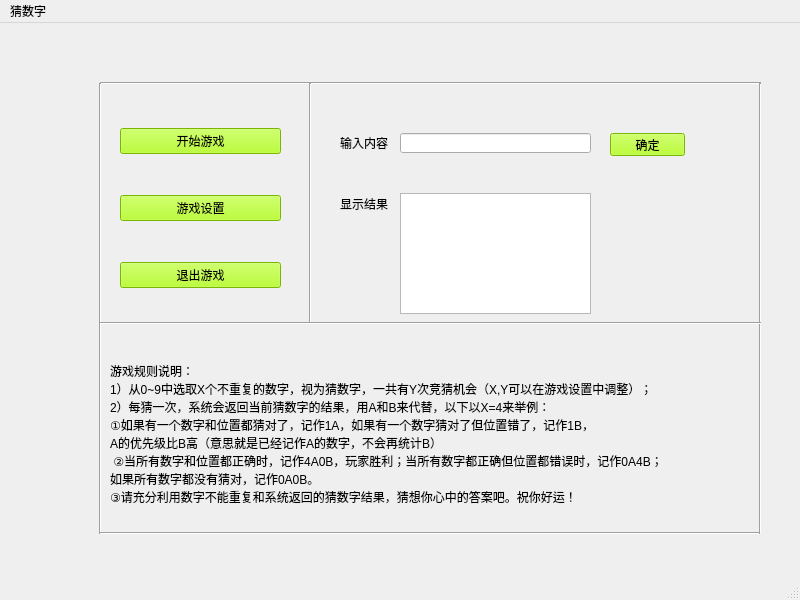
Before: the Qt Designer form productBox/GuessNumber/guessNumberWindow.ui in dumao99read/GoodGoodStudy, drawn with Qt 5.
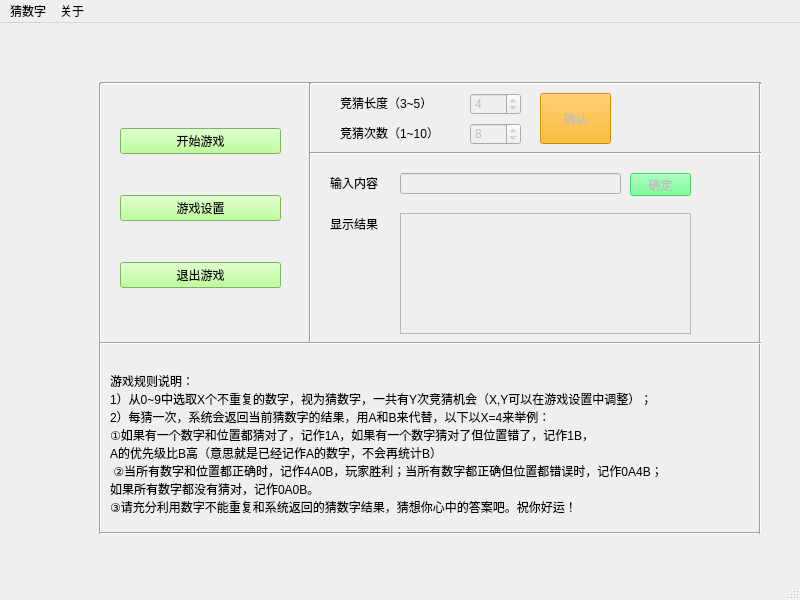
After: the same form once the commit is applied.

The edit to the form file:
```diff
--- a/productBox/GuessNumber/guessNumberWindow.ui
+++ b/productBox/GuessNumber/guessNumberWindow.ui
@@ -71,8 +71,8 @@
      <rect>
       <x>110</x>
       <y>320</y>
-      <width>601</width>
-      <height>181</height>
+      <width>621</width>
+      <height>201</height>
      </rect>
     </property>
     <property name="styleSheet">
@@ -92,9 +92,9 @@
    <widget class="QLabel" name="label_2">
     <property name="geometry">
      <rect>
-      <x>340</x>
-      <y>110</y>
-      <width>91</width>
+      <x>330</x>
+      <y>150</y>
+      <width>71</width>
       <height>21</height>
      </rect>
     </property>
@@ -108,7 +108,7 @@
       <x>300</x>
       <y>60</y>
       <width>20</width>
-      <height>241</height>
+      <height>261</height>
      </rect>
     </property>
     <property name="orientation">
@@ -119,7 +119,7 @@
     <property name="geometry">
      <rect>
       <x>100</x>
-      <y>290</y>
+      <y>310</y>
       <width>661</width>
       <height>20</height>
      </rect>
@@ -131,8 +131,8 @@
    <widget class="QLabel" name="label_3">
     <property name="geometry">
      <rect>
-      <x>340</x>
-      <y>170</y>
+      <x>330</x>
+      <y>190</y>
       <width>91</width>
       <height>21</height>
      </rect>
@@ -142,31 +142,49 @@
     </property>
    </widget>
    <widget class="QLineEdit" name="lineEdit">
+    <property name="enabled">
+     <bool>false</bool>
+    </property>
     <property name="geometry">
      <rect>
       <x>400</x>
-      <y>110</y>
-      <width>191</width>
-      <height>20</height>
+      <y>150</y>
+      <width>221</width>
+      <height>21</height>
      </rect>
     </property>
+    <property name="toolTip">
+     <string>&lt;html&gt;&lt;head/&gt;&lt;body&gt;&lt;p&gt;请先点击“开始游戏”&lt;/p&gt;&lt;/body&gt;&lt;/html&gt;</string>
+    </property>
+    <property name="text">
+     <string/>
+    </property>
    </widget>
    <widget class="QTextEdit" name="textEdit">
+    <property name="enabled">
+     <bool>false</bool>
+    </property>
     <property name="geometry">
      <rect>
       <x>400</x>
-      <y>170</y>
-      <width>191</width>
+      <y>190</y>
+      <width>291</width>
       <height>121</height>
      </rect>
     </property>
+    <property name="placeholderText">
+     <string/>
+    </property>
    </widget>
    <widget class="QPushButton" name="pushButton_confirm">
+    <property name="enabled">
+     <bool>false</bool>
+    </property>
     <property name="geometry">
      <rect>
-      <x>610</x>
-      <y>110</y>
-      <width>75</width>
+      <x>630</x>
+      <y>150</y>
+      <width>61</width>
       <height>23</height>
      </rect>
     </property>
@@ -180,13 +198,13 @@
      <string>&lt;html&gt;&lt;head/&gt;&lt;body&gt;&lt;p&gt;&lt;span style=&quot; font-weight:600;&quot;&gt;确定&lt;/span&gt;&lt;/p&gt;&lt;/body&gt;&lt;/html&gt;</string>
     </property>
     <property name="styleSheet">
-     <string notr="true">background-color: rgb(170, 255, 0);</string>
+     <string notr="true">background-color: rgb(85, 255, 127);</string>
     </property>
     <property name="text">
      <string>确定</string>
     </property>
    </widget>
-   <widget class="QWidget" name="">
+   <widget class="QWidget" name="layoutWidget">
     <property name="geometry">
      <rect>
       <x>120</x>
@@ -205,7 +223,7 @@
         </size>
        </property>
        <property name="styleSheet">
-        <string notr="true">background-color: rgb(170, 255, 0);
+        <string notr="true">background-color: rgb(170, 255, 127);
 font: 12pt &quot;Agency FB&quot;;</string>
        </property>
        <property name="text">
@@ -216,7 +234,7 @@
      <item>
       <widget class="QPushButton" name="pushButton_control">
        <property name="styleSheet">
-        <string notr="true">background-color: rgb(170, 255, 0);
+        <string notr="true">background-color: rgb(170, 255, 127);
 font: 12pt &quot;Agency FB&quot;;</string>
        </property>
        <property name="text">
@@ -227,7 +245,7 @@
      <item>
       <widget class="QPushButton" name="pushButton_exit">
        <property name="styleSheet">
-        <string notr="true">background-color: rgb(170, 255, 0);
+        <string notr="true">background-color: rgb(170, 255, 127);
 font: 12pt &quot;Agency FB&quot;;</string>
        </property>
        <property name="text">
@@ -237,6 +255,117 @@
      </item>
     </layout>
    </widget>
+   <widget class="QLabel" name="label_4">
+    <property name="geometry">
+     <rect>
+      <x>340</x>
+      <y>70</y>
+      <width>91</width>
+      <height>21</height>
+     </rect>
+    </property>
+    <property name="text">
+     <string>&lt;html&gt;&lt;head/&gt;&lt;body&gt;&lt;p&gt;竞猜长度（3~5）&lt;/p&gt;&lt;/body&gt;&lt;/html&gt;</string>
+    </property>
+   </widget>
+   <widget class="QLabel" name="label_5">
+    <property name="geometry">
+     <rect>
+      <x>340</x>
+      <y>100</y>
+      <width>91</width>
+      <height>21</height>
+     </rect>
+    </property>
+    <property name="text">
+     <string>&lt;html&gt;&lt;head/&gt;&lt;body&gt;&lt;p&gt;竞猜次数（1~10）&lt;/p&gt;&lt;/body&gt;&lt;/html&gt;</string>
+    </property>
+   </widget>
+   <widget class="QSpinBox" name="spinBox_length">
+    <property name="enabled">
+     <bool>false</bool>
+    </property>
+    <property name="geometry">
+     <rect>
+      <x>470</x>
+      <y>70</y>
+      <width>51</width>
+      <height>22</height>
+     </rect>
+    </property>
+    <property name="minimum">
+     <number>3</number>
+    </property>
+    <property name="maximum">
+     <number>5</number>
+    </property>
+    <property name="value">
+     <number>4</number>
+    </property>
+   </widget>
+   <widget class="QSpinBox" name="spinBox_times">
+    <property name="enabled">
+     <bool>false</bool>
+    </property>
+    <property name="geometry">
+     <rect>
+      <x>470</x>
+      <y>100</y>
+      <width>51</width>
+      <height>22</height>
+     </rect>
+    </property>
+    <property name="minimum">
+     <number>1</number>
+    </property>
+    <property name="maximum">
+     <number>10</number>
+    </property>
+    <property name="value">
+     <number>8</number>
+    </property>
+   </widget>
+   <widget class="QPushButton" name="pushButton_confirm_2">
+    <property name="enabled">
+     <bool>false</bool>
+    </property>
+    <property name="geometry">
+     <rect>
+      <x>540</x>
+      <y>70</y>
+      <width>71</width>
+      <height>51</height>
+     </rect>
+    </property>
+    <property name="minimumSize">
+     <size>
+      <width>0</width>
+      <height>23</height>
+     </size>
+    </property>
+    <property name="whatsThis">
+     <string>&lt;html&gt;&lt;head/&gt;&lt;body&gt;&lt;p&gt;&lt;span style=&quot; font-weight:600;&quot;&gt;确定&lt;/span&gt;&lt;/p&gt;&lt;/body&gt;&lt;/html&gt;</string>
+    </property>
+    <property name="styleSheet">
+     <string notr="true">background-color: rgb(255, 170, 0);</string>
+    </property>
+    <property name="text">
+     <string>确认</string>
+    </property>
+   </widget>
+   <widget class="Line" name="line_7">
+    <property name="geometry">
+     <rect>
+      <x>310</x>
+      <y>120</y>
+      <width>451</width>
+      <height>20</height>
+     </rect>
+    </property>
+    <property name="orientation">
+     <enum>Qt::Horizontal</enum>
+    </property>
+   </widget>
   </widget>
   <widget class="QMenuBar" name="menubar">
    <property name="geometry">
@@ -251,8 +380,17 @@
     <property name="title">
      <string>猜数字</string>
     </property>
+    <addaction name="action_start"/>
+    <addaction name="action_exit"/>
+    <addaction name="separator"/>
+   </widget>
+   <widget class="QMenu" name="menu_2">
+    <property name="title">
+     <string extracomment="123">关于</string>
+    </property>
    </widget>
    <addaction name="menu"/>
+   <addaction name="menu_2"/>
   </widget>
   <widget class="QStatusBar" name="statusbar"/>
  </widget>
```
Left out of the diff: 10 changed lines with no effect on the pictures.
